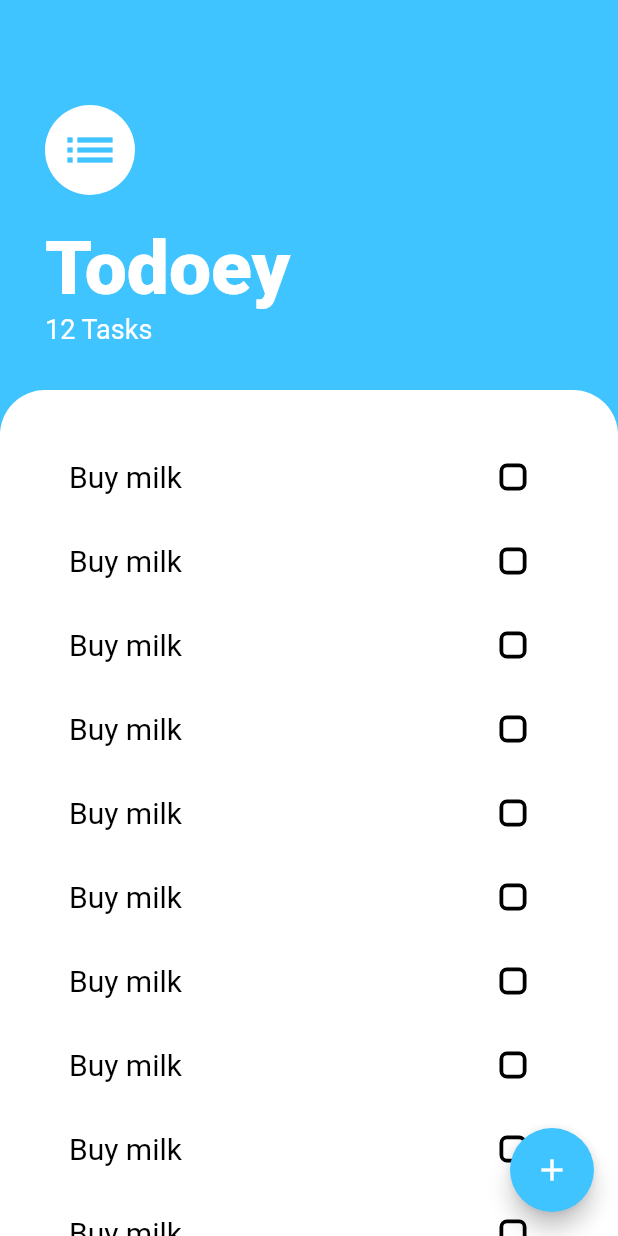
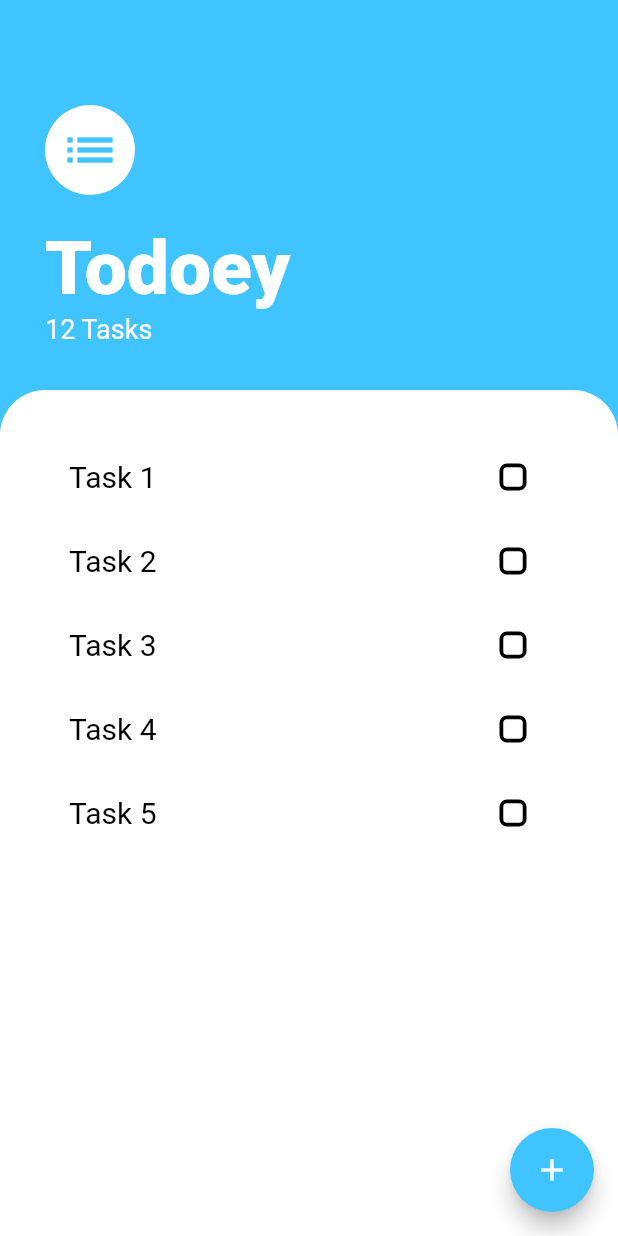
Before and after one commit to Junaed29/todo_app_flutter, a Flutter app: the screen it shows after launch, on a phone screen of 412 x 824 dp. Run offline on Flutter 3.47's test engine with Material 2 defaults, Android fonts, the phone set to English and light mode, and no system bars.

Commit message:
ListView.builder added TodoListItem now changed to StatelessWidget, Also Checkbox widget again merge with TodoListItem.

```diff
--- a/lib/main.dart
+++ b/lib/main.dart
@@ -9,6 +9,7 @@ class MyApp extends StatelessWidget {
   @override
   Widget build(BuildContext context) {
     return MaterialApp(
+      debugShowCheckedModeBanner: false,
       home: TodosScreen(),
     );
   }
--- /dev/null
+++ b/lib/model/task.dart
@@ -0,0 +1,10 @@
+class Task {
+  String taskName;
+  bool isDone;
+
+  Task({required this.taskName, required this.isDone});
+
+  void toggleIsDone() {
+    isDone = !isDone;
+  }
+}
--- a/lib/widgets/todo_list.dart
+++ b/lib/widgets/todo_list.dart
@@ -1,28 +1,37 @@
 import 'package:flutter/material.dart';
+import 'package:todo_app_flutter/model/task.dart';
 import 'package:todo_app_flutter/widgets/todo_list_item.dart';
 
-class TodoList extends StatelessWidget {
+class TodoList extends StatefulWidget {
+  @override
+  State<TodoList> createState() => _TodoListState();
+}
+
+class _TodoListState extends State<TodoList> {
+  List<Task> taskList = [
+    Task(taskName: "Task 1", isDone: false),
+    Task(taskName: "Task 2", isDone: false),
+    Task(taskName: "Task 3", isDone: false),
+    Task(taskName: "Task 4", isDone: false),
+    Task(taskName: "Task 5", isDone: false),
+  ];
+
   @override
   Widget build(BuildContext context) {
-    return ListView(
+    return ListView.builder(
       padding: EdgeInsets.zero,
-      children: [
-        TodoListItem(),
-        TodoListItem(),
-        TodoListItem(),
-        TodoListItem(),
-        TodoListItem(),
-        TodoListItem(),
-        TodoListItem(),
-        TodoListItem(),
-        TodoListItem(),
-        TodoListItem(),
-        TodoListItem(),
-        TodoListItem(),
-        TodoListItem(),
-        TodoListItem(),
-        TodoListItem(),
-      ],
+      itemBuilder: (BuildContext context, int index) {
+        return TodoListItem(
+          taskName: taskList[index].taskName,
+          isChacked: taskList[index].isDone,
+          taskDoneCallback: (isDone) {
+            setState(() {
+              taskList[index].toggleIsDone();
+            });
+          },
+        );
+      },
+      itemCount: taskList.length,
     );
   }
 }
--- a/lib/widgets/todo_list_item.dart
+++ b/lib/widgets/todo_list_item.dart
@@ -1,18 +1,20 @@
 import 'package:flutter/material.dart';
 
-class TodoListItem extends StatefulWidget {
-  @override
-  State<TodoListItem> createState() => _TodoListItemState();
-}
+class TodoListItem extends StatelessWidget {
+  String taskName = "";
+  bool isChacked = false;
+  Function(bool?)? taskDoneCallback;
 
-class _TodoListItemState extends State<TodoListItem> {
-  bool isChacked = false;
+  TodoListItem(
+      {required this.taskName,
+      required this.isChacked,
+      required this.taskDoneCallback});
 
   @override
   Widget build(BuildContext context) {
     return ListTile(
       leading: Text(
-        "Buy milk",
+        taskName,
         style: TextStyle(
           decoration:
               isChacked ? TextDecoration.lineThrough : TextDecoration.none,
@@ -20,31 +22,14 @@ class _TodoListItemState extends State<TodoListItem> {
           fontSize: 20,
         ),
       ),
-      trailing: TodoCheckBox(
-        isChanged: isChacked,
-        isChangedCallback: (isChanged) {
-          setState(() {
-            isChacked = isChanged!;
-          });
+      trailing: Checkbox(
+        value: isChacked,
+        shape: RoundedRectangleBorder(borderRadius: BorderRadius.circular(5)),
+        side: const BorderSide(color: Colors.black, width: 2.5),
+        onChanged: (newValue) {
+          taskDoneCallback!(newValue);
         },
       ),
     );
   }
 }
-
-class TodoCheckBox extends StatelessWidget {
-  bool isChanged = false;
-  Function(bool?)? isChangedCallback;
-
-  TodoCheckBox({required this.isChanged, required this.isChangedCallback});
-
-  @override
-  Widget build(BuildContext context) {
-    return Checkbox(
-      value: isChanged,
-      shape: RoundedRectangleBorder(borderRadius: BorderRadius.circular(5)),
-      side: const BorderSide(color: Colors.black, width: 2.5),
-      onChanged: isChangedCallback,
-    );
-  }
-}
```
